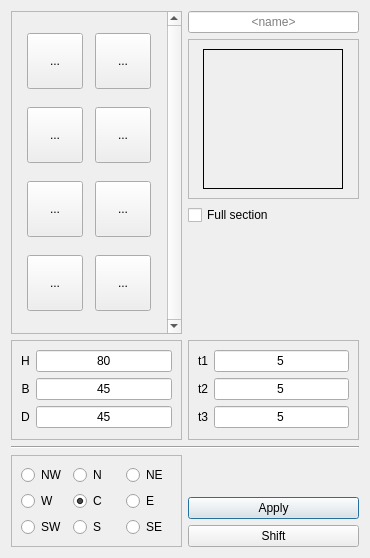
The window that dialogz/sections.ui (oddtopus/dodo) describes before a commit, drawn with Qt 5.
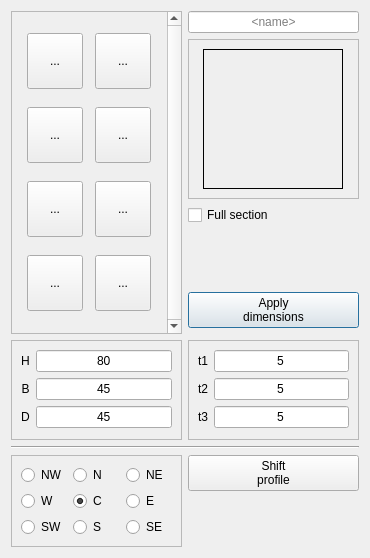
The same window after the commit. Icons and pictures are not drawn.

Diff of the .ui file:
```diff
--- a/dialogz/sections.ui
+++ b/dialogz/sections.ui
@@ -717,27 +717,18 @@
      </property>
     </widget>
    </item>
-   <item row="10" column="2">
-    <widget class="QLabel" name="labSelect">
-     <property name="text">
-      <string>&lt;selection&gt;</string>
-     </property>
-     <property name="alignment">
-      <set>Qt::AlignCenter</set>
-     </property>
-    </widget>
-   </item>
-   <item row="11" column="2">
+   <item row="4" column="2" rowspan="2">
     <widget class="QPushButton" name="btn1">
      <property name="enabled">
       <bool>true</bool>
      </property>
      <property name="text">
-      <string>Apply</string>
+      <string>Apply
+dimensions</string>
      </property>
     </widget>
    </item>
-   <item row="12" column="2">
+   <item row="10" column="2">
     <widget class="QPushButton" name="btn2">
      <property name="sizePolicy">
       <sizepolicy hsizetype="Minimum" vsizetype="Fixed">
@@ -746,7 +737,8 @@
       </sizepolicy>
      </property>
      <property name="text">
-      <string>Shift</string>
+      <string>Shift
+profile</string>
      </property>
     </widget>
    </item>
```
